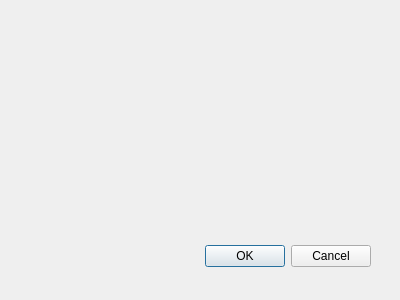
Before: the Qt Designer form homework/mav_gui.ui in jes520/mav, drawn with Qt 5.
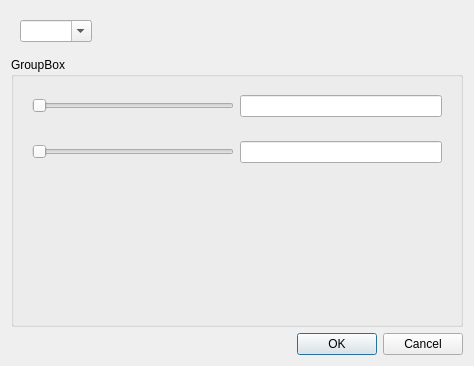
After: the same form once the commit is applied.

Patch:
```diff
--- a/homework/mav_gui.ui
+++ b/homework/mav_gui.ui
@@ -6,29 +6,105 @@
    <rect>
     <x>0</x>
     <y>0</y>
-    <width>400</width>
-    <height>300</height>
+    <width>474</width>
+    <height>366</height>
    </rect>
   </property>
   <property name="windowTitle">
    <string>Dialog</string>
   </property>
-  <widget class="QDialogButtonBox" name="buttonBox">
-   <property name="geometry">
-    <rect>
-     <x>30</x>
-     <y>240</y>
-     <width>341</width>
-     <height>32</height>
-    </rect>
-   </property>
-   <property name="orientation">
-    <enum>Qt::Horizontal</enum>
-   </property>
-   <property name="standardButtons">
-    <set>QDialogButtonBox::Cancel|QDialogButtonBox::Ok</set>
-   </property>
-  </widget>
+  <layout class="QVBoxLayout" name="verticalLayout">
+   <item>
+    <widget class="QWidget" name="widget_3" native="true">
+     <layout class="QHBoxLayout" name="horizontalLayout_3">
+      <item>
+       <widget class="QComboBox" name="cbMav">
+        <property name="editable">
+         <bool>true</bool>
+        </property>
+       </widget>
+      </item>
+      <item>
+       <spacer name="horizontalSpacer">
+        <property name="orientation">
+         <enum>Qt::Horizontal</enum>
+        </property>
+        <property name="sizeHint" stdset="0">
+         <size>
+          <width>339</width>
+          <height>20</height>
+         </size>
+        </property>
+       </spacer>
+      </item>
+     </layout>
+    </widget>
+   </item>
+   <item>
+    <widget class="QGroupBox" name="groupBox">
+     <property name="title">
+      <string>GroupBox</string>
+     </property>
+     <layout class="QVBoxLayout" name="verticalLayout_2">
+      <item>
+       <widget class="QWidget" name="widget_2" native="true">
+        <layout class="QHBoxLayout" name="horizontalLayout_2">
+         <item>
+          <widget class="QSlider" name="hsFlyTime">
+           <property name="orientation">
+            <enum>Qt::Horizontal</enum>
+           </property>
+          </widget>
+         </item>
+         <item>
+          <widget class="QLineEdit" name="leFlyTime"/>
+         </item>
+        </layout>
+       </widget>
+      </item>
+      <item>
+       <widget class="QWidget" name="widget" native="true">
+        <layout class="QHBoxLayout" name="horizontalLayout">
+         <item>
+          <widget class="QSlider" name="hsChargeTime">
+           <property name="orientation">
+            <enum>Qt::Horizontal</enum>
+           </property>
+          </widget>
+         </item>
+         <item>
+          <widget class="QLineEdit" name="leChargeTime"/>
+         </item>
+        </layout>
+       </widget>
+      </item>
+      <item>
+       <spacer name="verticalSpacer">
+        <property name="orientation">
+         <enum>Qt::Vertical</enum>
+        </property>
+        <property name="sizeHint" stdset="0">
+         <size>
+          <width>20</width>
+          <height>40</height>
+         </size>
+        </property>
+       </spacer>
+      </item>
+     </layout>
+    </widget>
+   </item>
+   <item>
+    <widget class="QDialogButtonBox" name="buttonBox">
+     <property name="orientation">
+      <enum>Qt::Horizontal</enum>
+     </property>
+     <property name="standardButtons">
+      <set>QDialogButtonBox::Cancel|QDialogButtonBox::Ok</set>
+     </property>
+    </widget>
+   </item>
+  </layout>
  </widget>
  <resources/>
  <connections>
```
